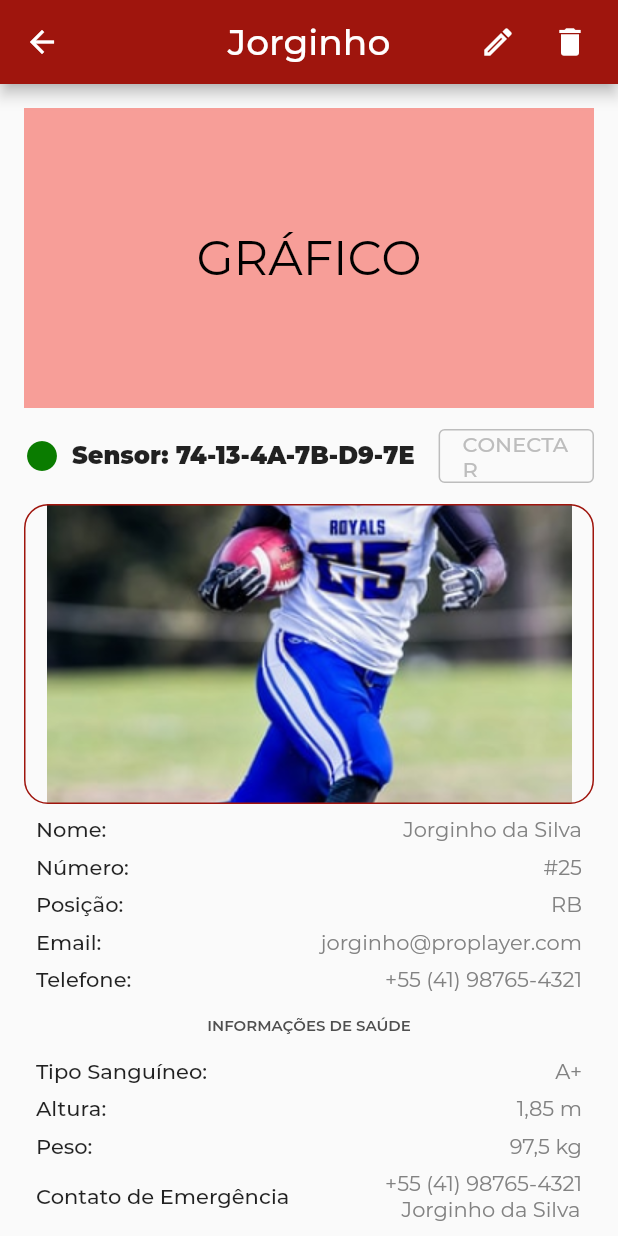
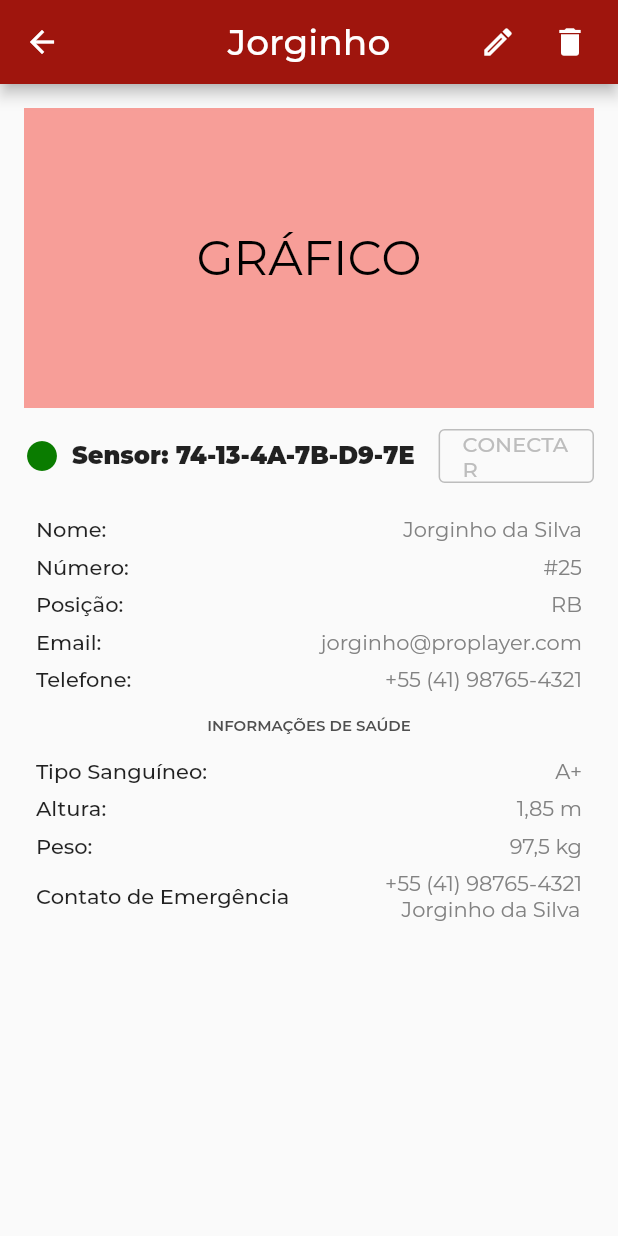
Before and after one commit to MateusFerroAntunesdeOliveira/sixth_sense, a Flutter app: the screen it shows after launch, after a tap on the "logout" icon, after a tap on "Continuar com Apple", after a tap on the "add" icon, on a phone screen of 412 x 824 dp. Run offline on Flutter 3.47's test engine with Material 2 defaults, Android fonts, the phone set to English and light mode, and no system bars; project files that could hold a hidden picture were left out.

Commit message:
Ajustes #2
Remoção da SafeArea manual em cada página
Adição de logos
Shape do AlertDialog

```diff
--- a/lib/src/pages/home/home_page.dart
+++ b/lib/src/pages/home/home_page.dart
@@ -80,13 +80,13 @@ class _HomePageState extends State<HomePage> with TickerProviderStateMixin {
     );
   }
 
+  late TabController controller;
+
   @override
   void initState() {
     super.initState();
     controller = TabController(length: 3, vsync: this);
   }
-
-  late TabController controller;
 
   @override
   Widget build(BuildContext context) {
--- a/lib/src/pages/login/login_page.dart
+++ b/lib/src/pages/login/login_page.dart
@@ -56,6 +56,7 @@ class LoginPage extends StatelessWidget {
         ),
         textAlign: TextAlign.center,
       ),
+      shape: RoundedRectangleBorder(borderRadius: BorderRadius.circular(32)),
       actions: [
         Center(
           child: Column(
@@ -78,8 +79,7 @@ class LoginPage extends StatelessWidget {
 
   @override
   Widget build(BuildContext context) {
-    return SafeArea(
-      child: Scaffold(
+    return Scaffold(
       backgroundColor: const Color(0xFF9F150D),
       body: SafeArea(
         child: Padding(
@@ -229,7 +229,6 @@ class LoginPage extends StatelessWidget {
           ),
         ),
       ),
-      ),
     );
   }
 }
--- a/lib/src/pages/player/edit_page.dart
+++ b/lib/src/pages/player/edit_page.dart
@@ -15,8 +15,7 @@ class EditPlayer extends StatelessWidget {
 
   @override
   Widget build(BuildContext context) {
-    return SafeArea(
-      child: Scaffold(
+    return Scaffold(
       appBar: AppBar(
         leading: IconButton(
           icon: const Icon(Icons.arrow_back),
@@ -190,7 +189,6 @@ class EditPlayer extends StatelessWidget {
           ),
         ),
       ),
-      ),
     );
   }
 }
--- a/lib/src/pages/player/player_page.dart
+++ b/lib/src/pages/player/player_page.dart
@@ -33,8 +33,7 @@ class PlayerPage extends StatelessWidget {
 
   @override
   Widget build(BuildContext context) {
-    return SafeArea(
-      child: Scaffold(
+    return Scaffold(
       appBar: AppBar(
         leading: IconButton(
           icon: const Icon(Icons.arrow_back),
@@ -136,24 +135,24 @@ class PlayerPage extends StatelessWidget {
               ),
               const SizedBox(height: 8),
               //-> Foto do Jogador/Sensor
-                Container(
-                  width: double.infinity,
-                  height: 200,
-                  // margin: EdgeInsets.only(top: 8, left: 8, right: 8, bottom: 4),
-                  decoration: BoxDecoration(
-                    image: DecorationImage(
-                      image: AssetImage("assets/images/Player.png"),
-                      fit: BoxFit.none,
-                    ),
-                    border: Border.all(color: Color(0xFF9F150D), width: 1),
-                    borderRadius: BorderRadius.circular(16),
-                  ),
-                  child: GestureDetector(
-                    onTap: () {
-                      Navigator.of(context).pushNamed('/PlayerPage/EditPlayer');
-                    },
-                  ),
-                ),
+              // Container(
+              //   width: double.infinity,
+              //   height: 200,
+              //   // margin: EdgeInsets.only(top: 8, left: 8, right: 8, bottom: 4),
+              //   decoration: BoxDecoration(
+              //     image: DecorationImage(
+              //       image: AssetImage("assets/images/Player.png"),
+              //       fit: BoxFit.none,
+              //     ),
+              //     border: Border.all(color: Color(0xFF9F150D), width: 1),
+              //     borderRadius: BorderRadius.circular(16),
+              //   ),
+              //   child: GestureDetector(
+              //     onTap: () {
+              //       Navigator.of(context).pushNamed('/PlayerPage/EditPlayer');
+              //     },
+              //   ),
+              // ),
               const SizedBox(height: 8),
               //-> Dados do jogador
               Padding(
@@ -197,7 +196,6 @@ class PlayerPage extends StatelessWidget {
           ),
         ),
       ),
-      ),
     );
   }
 }
```
Also changed, not shown: assets/images/apple-seeklogo.png (added), assets/images/facebook-seeklogo.png (added), assets/images/google-seeklogo.png (added). Lines whose indentation alone changed are shown as unchanged.
